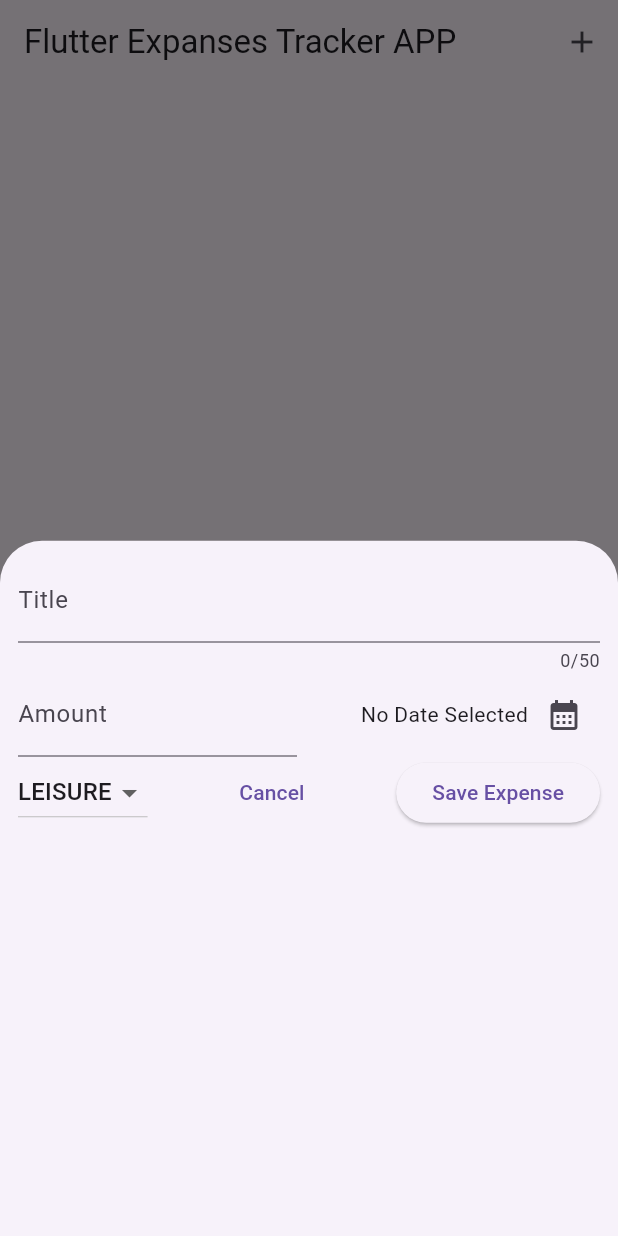
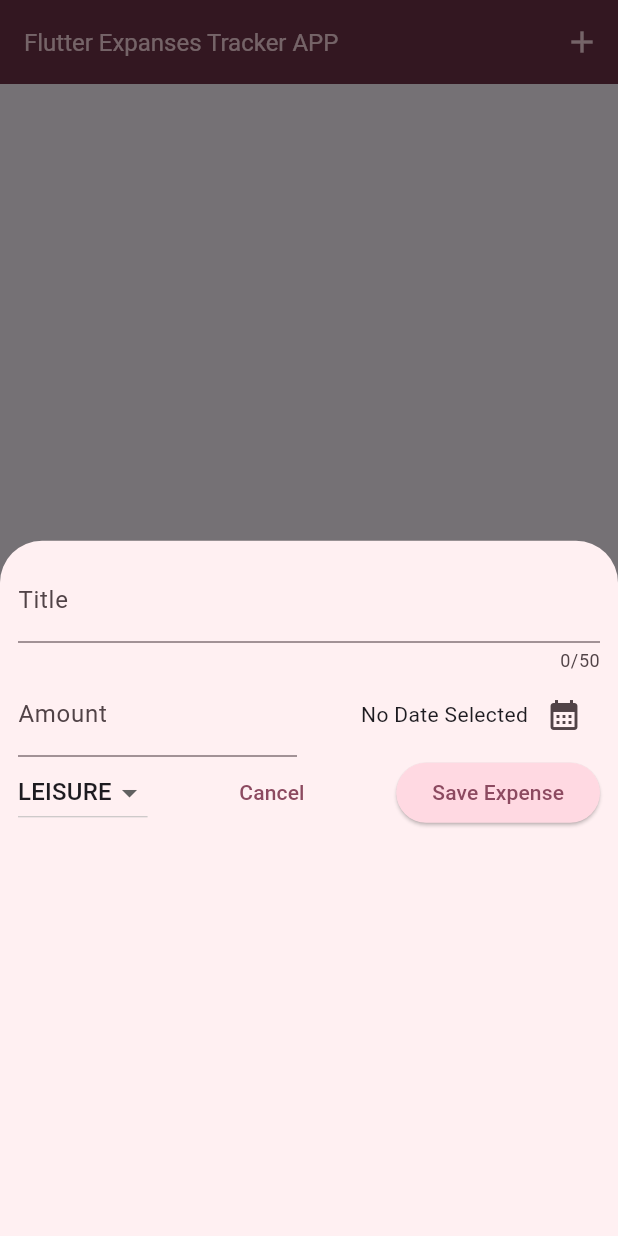
Before and after one commit to moustajil/expansive_tracker, a Flutter app: the screen it shows after launch, after a tap on the "add" icon, on a phone screen of 412 x 824 dp. Run offline on Flutter 3.47's test engine with Material 3 defaults, Android fonts, the phone set to English and light mode, and no system bars.

Commit message:
adding deffrenet theme the ui from main for all widget use in ui

```diff
--- a/lib/main.dart
+++ b/lib/main.dart
@@ -1,9 +1,31 @@
 import 'package:ex_tr/widgets/expanses.dart';
 import 'package:flutter/material.dart';
+
+var kColorScheme = ColorScheme.fromSeed(seedColor: Colors.black);
 
 void main() {
   runApp(
     MaterialApp(
+      theme: ThemeData().copyWith(
+        colorScheme: kColorScheme,
+        appBarTheme: AppBarTheme().copyWith(
+            backgroundColor: kColorScheme.onPrimaryContainer,
+            foregroundColor: kColorScheme.primaryContainer),
+        cardTheme: CardTheme().copyWith(
+          color: kColorScheme.secondaryContainer,
+          margin: EdgeInsets.symmetric(horizontal: 16, vertical: 12),
+        ),
+        elevatedButtonTheme: ElevatedButtonThemeData(
+          style: ElevatedButton.styleFrom(
+              backgroundColor: kColorScheme.primaryContainer),
+        ),
+        textTheme: ThemeData().textTheme.copyWith(
+              titleLarge: TextStyle(
+                  fontWeight: FontWeight.normal,
+                  color: kColorScheme.onSecondaryContainer,
+                  fontSize: 16),
+            ),
+      ),
       home: Expanses(),
     ),
   );
--- a/lib/widgets/expanses_list.dart/expanses_item.dart
+++ b/lib/widgets/expanses_list.dart/expanses_item.dart
@@ -11,8 +11,12 @@ class ExpansesItem extends StatelessWidget {
       child: Padding(
         padding: const EdgeInsets.symmetric(vertical: 16, horizontal: 20),
         child: Column(
+          mainAxisAlignment: MainAxisAlignment.start,
           children: [
-            Text(expanse.title),
+            Text(
+              expanse.title,
+              style: Theme.of(context).textTheme.titleLarge,
+            ),
             SizedBox(
               height: 10,
             ),
--- a/lib/widgets/expanses_list.dart/expanses_list.dart
+++ b/lib/widgets/expanses_list.dart/expanses_list.dart
@@ -14,6 +14,10 @@ class ExpansesLists extends StatelessWidget {
       itemCount: expansesList.length,
       itemBuilder: (ctx, index) => Dismissible(
         key: ValueKey(expansesList[index]),
+        background: Container(
+          color: Theme.of(context).colorScheme.error,
+          margin: EdgeInsets.symmetric(horizontal: 16),
+        ),
         onDismissed: (diraction) {
           removeExpanse(expansesList[index]);
         },
```
